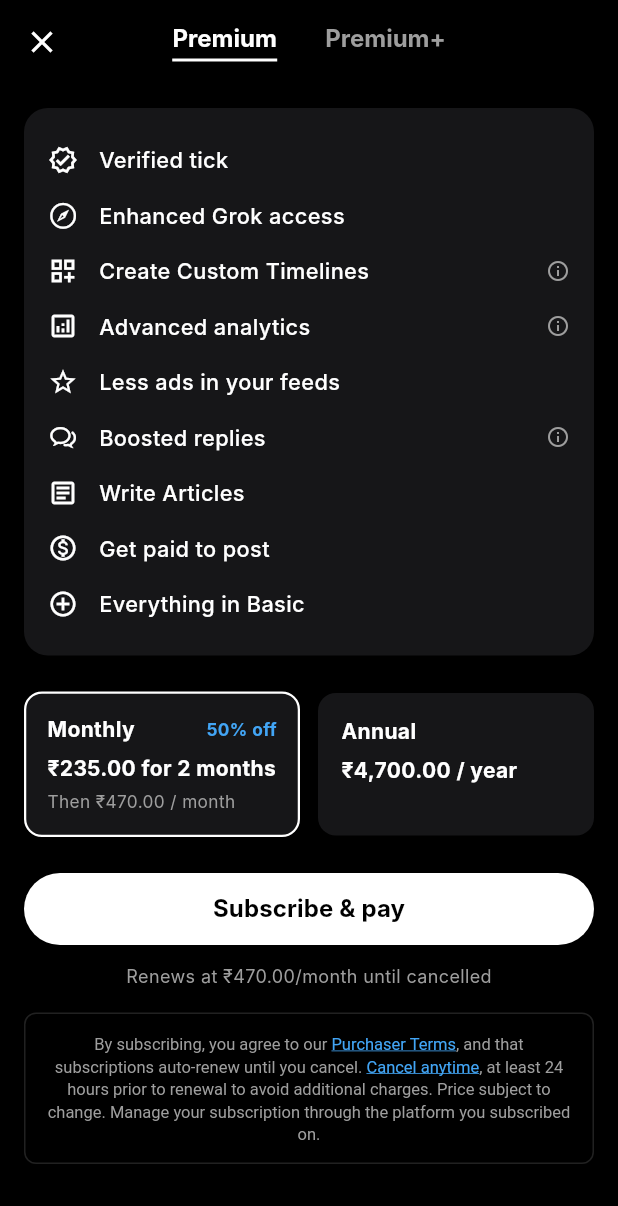
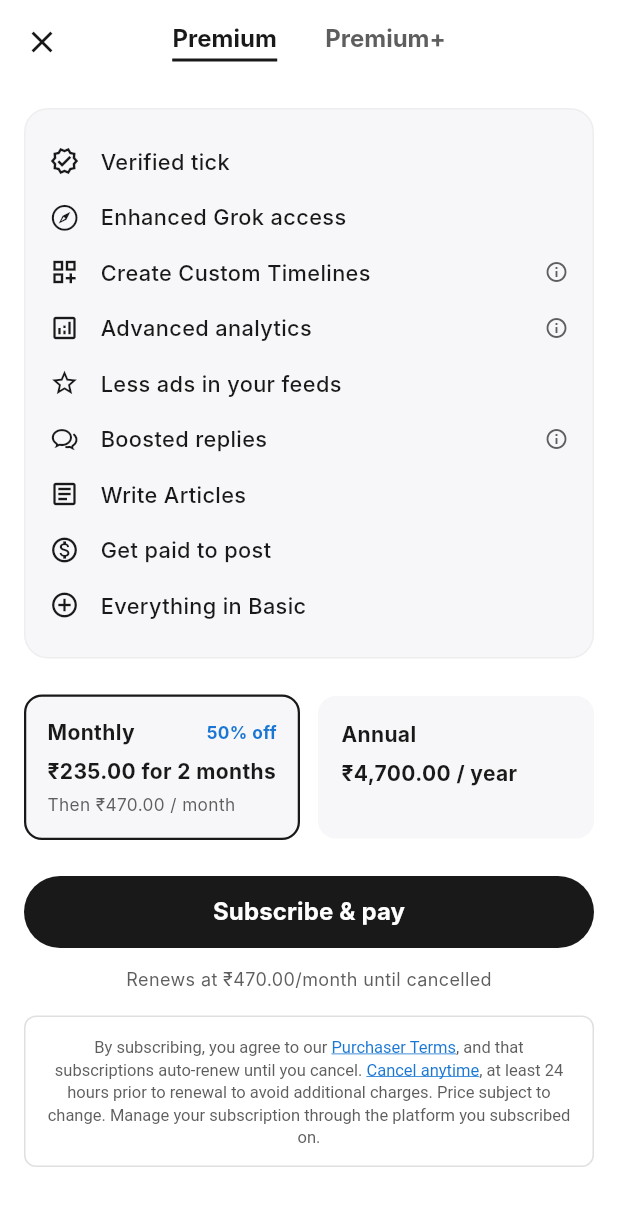
Before and after one commit to somraj-dev/Acadyk, a Flutter app: the SettingsUpgradeScreen screen opened directly, on a phone screen of 412 x 824 dp. Shown: the top 1206 px of the screen. Run offline on Flutter 3.47's test engine with Material 3 defaults, Android fonts, the phone set to English and light mode, and no system bars; our stand-ins replace image_picker, supabase_flutter; accounts and stored records are empty; network calls fail; Roboto replaces fonts that are missing (Inter).

Commit message:
style: change premium upgrade page theme from dark to bright/light

```diff
--- a/lib/features/profile/presentation/screens/settings_upgrade_screen.dart
+++ b/lib/features/profile/presentation/screens/settings_upgrade_screen.dart
@@ -45,13 +45,19 @@
     final String monthlyRenewal = _activeTab == 0 ? '₹470.00' : '₹940.00';
     final String annualPrice = _activeTab == 0 ? '₹4,700.00' : '₹9,400.00';
 
+    const Color bgColor = Colors.white;
+    const Color cardBgColor = Color(0xFFF7F7F9);
+    const Color textColor = Color(0xFF191919);
+    const Color secondaryTextColor = Color(0xFF5E5E5E);
+
     return Scaffold(
-      backgroundColor: Colors.black,
+      backgroundColor: bgColor,
       appBar: AppBar(
-        backgroundColor: Colors.black,
+        backgroundColor: bgColor,
         elevation: 0,
+        scrolledUnderElevation: 0,
         leading: IconButton(
-          icon: const Icon(Icons.close, color: Colors.white, size: 24),
+          icon: const Icon(Icons.close, color: textColor, size: 24),
           onPressed: () => Navigator.of(context).pop(),
         ),
         title: Row(
@@ -66,7 +72,7 @@
                   Text(
                     'Premium',
                     style: TextStyle(
-                      color: _activeTab == 0 ? Colors.white : Colors.grey,
+                      color: _activeTab == 0 ? textColor : secondaryTextColor,
                       fontSize: 16.0,
                       fontWeight: FontWeight.bold,
                     ),
@@ -75,7 +81,7 @@
                   Container(
                     height: 2,
                     width: 70,
-                    color: _activeTab == 0 ? Colors.white : Colors.transparent,
+                    color: _activeTab == 0 ? textColor : Colors.transparent,
                   ),
                 ],
               ),
@@ -89,7 +95,7 @@
                   Text(
                     'Premium+',
                     style: TextStyle(
-                      color: _activeTab == 1 ? Colors.white : Colors.grey,
+                      color: _activeTab == 1 ? textColor : secondaryTextColor,
                       fontSize: 16.0,
                       fontWeight: FontWeight.bold,
                     ),
@@ -98,7 +104,7 @@
                   Container(
                     height: 2,
                     width: 80,
-                    color: _activeTab == 1 ? Colors.white : Colors.transparent,
+                    color: _activeTab == 1 ? textColor : Colors.transparent,
                   ),
                 ],
               ),
@@ -107,7 +113,7 @@
         ),
         centerTitle: true,
         actions: const [
-          SizedBox(width: 48), // balance leading chevron
+          SizedBox(width: 48), // balance leading close icon
         ],
       ),
       body: SafeArea(
@@ -123,8 +129,9 @@
                 Container(
                   padding: const EdgeInsets.all(16.0),
                   decoration: BoxDecoration(
-                    color: const Color(0xFF161618),
+                    color: cardBgColor,
                     borderRadius: BorderRadius.circular(16.0),
+                    border: Border.all(color: Colors.grey.shade200),
                   ),
                   child: Column(
                     children: features.map((feature) {
@@ -132,20 +139,20 @@
                         padding: const EdgeInsets.symmetric(vertical: 8.0),
                         child: Row(
                           children: [
-                            Icon(feature['icon'] as IconData, color: Colors.white, size: 20),
+                            Icon(feature['icon'] as IconData, color: textColor, size: 20),
                             const SizedBox(width: 14),
                             Expanded(
                               child: Text(
                                 feature['title'] as String,
                                 style: const TextStyle(
-                                  color: Colors.white,
+                                  color: textColor,
                                   fontSize: 14.5,
                                   fontWeight: FontWeight.w500,
                                 ),
                               ),
                             ),
                             if (feature['info'] == true)
-                              const Icon(Icons.info_outline, color: Colors.grey, size: 16),
+                              const Icon(Icons.info_outline, color: secondaryTextColor, size: 16),
                           ],
                         ),
                       );
@@ -165,10 +172,10 @@
                         child: Container(
                           padding: const EdgeInsets.all(14.0),
                           decoration: BoxDecoration(
-                            color: const Color(0xFF161618),
+                            color: cardBgColor,
                             borderRadius: BorderRadius.circular(12.0),
                             border: Border.all(
-                              color: _selectedPlan == 0 ? Colors.white : Colors.transparent,
+                              color: _selectedPlan == 0 ? textColor : Colors.transparent,
                               width: 1.5,
                             ),
                           ),
@@ -181,7 +188,7 @@
                                   const Text(
                                     'Monthly',
                                     style: TextStyle(
-                                      color: Colors.white,
+                                      color: textColor,
                                       fontSize: 14,
                                       fontWeight: FontWeight.bold,
                                     ),
@@ -189,7 +196,7 @@
                                   Text(
                                     '50% off',
                                     style: TextStyle(
-                                      color: Colors.blue[400],
+                                      color: Colors.blue[700],
                                       fontSize: 11.5,
                                       fontWeight: FontWeight.bold,
                                     ),
@@ -200,7 +207,7 @@
                               Text(
                                 '$monthlyPrice for 2 months',
                                 style: const TextStyle(
-                                  color: Colors.white,
+                                  color: textColor,
                                   fontSize: 14,
                                   fontWeight: FontWeight.bold,
                                 ),
@@ -209,7 +216,7 @@
                               Text(
                                 'Then $monthlyRenewal / month',
                                 style: const TextStyle(
-                                  color: Colors.grey,
+                                  color: secondaryTextColor,
                                   fontSize: 11.5,
                                 ),
                               ),
@@ -226,10 +233,10 @@
                         child: Container(
                           padding: const EdgeInsets.all(14.0),
                           decoration: BoxDecoration(
-                            color: const Color(0xFF161618),
+                            color: cardBgColor,
                             borderRadius: BorderRadius.circular(12.0),
                             border: Border.all(
-                              color: _selectedPlan == 1 ? Colors.white : Colors.transparent,
+                              color: _selectedPlan == 1 ? textColor : Colors.transparent,
                               width: 1.5,
                             ),
                           ),
@@ -239,7 +246,7 @@
                               const Text(
                                 'Annual',
                                 style: TextStyle(
-                                  color: Colors.white,
+                                  color: textColor,
                                   fontSize: 14,
                                   fontWeight: FontWeight.bold,
                                 ),
@@ -248,7 +255,7 @@
                               Text(
                                 '$annualPrice / year',
                                 style: const TextStyle(
-                                  color: Colors.white,
+                                  color: textColor,
                                   fontSize: 14,
                                   fontWeight: FontWeight.bold,
                                 ),
@@ -280,8 +287,8 @@
                       );
                     },
                     style: ElevatedButton.styleFrom(
-                      backgroundColor: Colors.white,
-                      foregroundColor: Colors.black,
+                      backgroundColor: textColor,
+                      foregroundColor: Colors.white,
                       shape: RoundedRectangleBorder(
                         borderRadius: BorderRadius.circular(24.0),
                       ),
@@ -306,7 +313,7 @@
                         ? 'Renews at $monthlyRenewal/month until cancelled'
                         : 'Renews at $annualPrice/year until cancelled',
                     style: const TextStyle(
-                      color: Colors.grey,
+                      color: secondaryTextColor,
                       fontSize: 12.0,
                     ),
                   ),
@@ -318,23 +325,23 @@
                 Container(
                   padding: const EdgeInsets.all(12.0),
                   decoration: BoxDecoration(
-                    border: Border.all(color: Colors.grey.shade900),
+                    border: Border.all(color: Colors.grey.shade300),
                     borderRadius: BorderRadius.circular(8.0),
                   ),
                   child: RichText(
                     textAlign: TextAlign.center,
                     text: TextSpan(
-                      style: const TextStyle(color: Colors.grey, fontSize: 11.0, height: 1.4),
+                      style: const TextStyle(color: secondaryTextColor, fontSize: 11.0, height: 1.4),
                       children: [
                         const TextSpan(text: 'By subscribing, you agree to our '),
                         TextSpan(
                           text: 'Purchaser Terms',
-                          style: TextStyle(color: Colors.blue[400], decoration: TextDecoration.underline),
+                          style: TextStyle(color: Colors.blue[700], decoration: TextDecoration.underline),
                         ),
                         const TextSpan(text: ', and that subscriptions auto-renew until you cancel. '),
                         TextSpan(
                           text: 'Cancel anytime',
-                          style: TextStyle(color: Colors.blue[400], decoration: TextDecoration.underline),
+                          style: TextStyle(color: Colors.blue[700], decoration: TextDecoration.underline),
                         ),
                         const TextSpan(
                           text: ', at least 24 hours prior to renewal to avoid additional charges. Price subject to change. Manage your subscription through the platform you subscribed on.',
```
